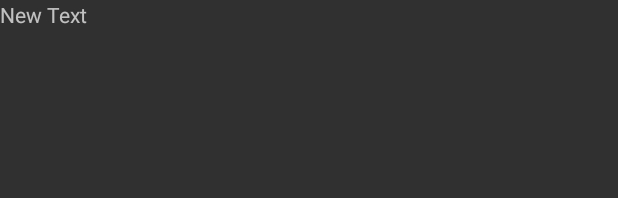
After one commit to darenegade/BikeBattle, an Android app: the layout activity_route_info.xml on its own in the app's theme, with its tools: preview values and no code run, on a phone screen of 412 x 824 dp. The commit adds this screen. Shown: the top 198 px of the screen. Run offline under Robolectric (Android 15) with nearby library versions, the phone set to English and light mode, and no system bars.

Commit message:
Implementing InfoActivity.

```diff
--- a/app/src/main/java/edu/hm/cs/bikebattle/app/RoutesActivity.java
+++ b/app/src/main/java/edu/hm/cs/bikebattle/app/RoutesActivity.java
@@ -3,15 +3,17 @@ package edu.hm.cs.bikebattle.app;
 import android.location.Location;
 import android.os.Bundle;
 import android.support.design.widget.TabLayout;
+import android.support.v4.app.FragmentManager;
 import android.support.v4.view.ViewPager;
 import android.support.v7.app.AppCompatActivity;
 
+import java.io.Serializable;
 import java.util.ArrayList;
 
 import edu.hm.cs.bikebattle.app.fragments.RoutesFragmentPagerAdapter;
 import edu.hm.cs.bikebattle.app.modell.Route;
 
-public class RoutesActivity extends AppCompatActivity {
+public class RoutesActivity extends AppCompatActivity implements Serializable {
 
   private ArrayList<Route> routes = new ArrayList<Route>();
 
--- a/app/src/main/java/edu/hm/cs/bikebattle/app/modell/LocationList.java
+++ b/app/src/main/java/edu/hm/cs/bikebattle/app/modell/LocationList.java
@@ -2,6 +2,7 @@ package edu.hm.cs.bikebattle.app.modell;
 
 import android.location.Location;
 
+import java.io.Serializable;
 import java.util.Collection;
 import java.util.Iterator;
 import java.util.LinkedList;
--- a/app/src/main/java/edu/hm/cs/bikebattle/app/modell/Route.java
+++ b/app/src/main/java/edu/hm/cs/bikebattle/app/modell/Route.java
@@ -2,6 +2,7 @@ package edu.hm.cs.bikebattle.app.modell;
 
 import android.location.Location;
 
+import java.io.Serializable;
 import java.util.List;
 
 /**
@@ -13,7 +14,7 @@ import java.util.List;
  * @author Nils Bernhardt
  * @version 1.0
  */
-public class Route extends LocationList {
+public class Route extends LocationList implements Serializable {
   /**
    * name of the route.
    */
--- a/app/src/main/res/layout/activity_main.xml
+++ b/app/src/main/res/layout/activity_main.xml
@@ -10,7 +10,7 @@
                 tools:context=".MainActivity">
 
     <TextView
-            android:text="@string/hello_world"
+            android:text="Login"
             android:layout_width="wrap_content"
             android:layout_height="wrap_content"/>
 
--- /dev/null
+++ b/app/src/main/res/layout/activity_route_info.xml
@@ -0,0 +1,18 @@
+<?xml version="1.0" encoding="utf-8"?>
+<LinearLayout xmlns:android="http://schemas.android.com/apk/res/android"
+    xmlns:tools="http://schemas.android.com/tools"
+    android:orientation="vertical"
+    android:layout_width="match_parent"
+    android:layout_height="match_parent">
+
+    <com.google.android.gms.maps.MapView
+        android:layout_width="wrap_content"
+        android:layout_height="wrap_content"
+        android:id="@+id/routeInfo_map" />
+
+    <TextView
+        android:layout_width="wrap_content"
+        android:layout_height="wrap_content"
+        android:text="New Text"
+        android:id="@+id/routeInfo_textView_length" />
+</LinearLayout>
```
Also changed, not shown: app/src/main/AndroidManifest.xml (+13 -13 lines), app/src/main/java/edu/hm/cs/bikebattle/app/RouteInfoActivity.java (added, +60 -0 lines), app/src/main/java/edu/hm/cs/bikebattle/app/fragments/RoutesFragmentPagerAdapter.java (+11 -2 lines), app/src/main/java/edu/hm/cs/bikebattle/app/fragments/RoutesListFragment.java (+17 -7 lines), app/src/main/java/edu/hm/cs/bikebattle/app/fragments/RoutesMapFragment.java (+11 -7 lines), app/src/main/res/layout/fragment_routes_list.xml (renamed from app/src/main/res/layout/fragment_routeslist.xml), app/src/main/res/layout/fragment_routes_map.xml (renamed from app/src/main/res/layout/fragment_routesmap.xml).
